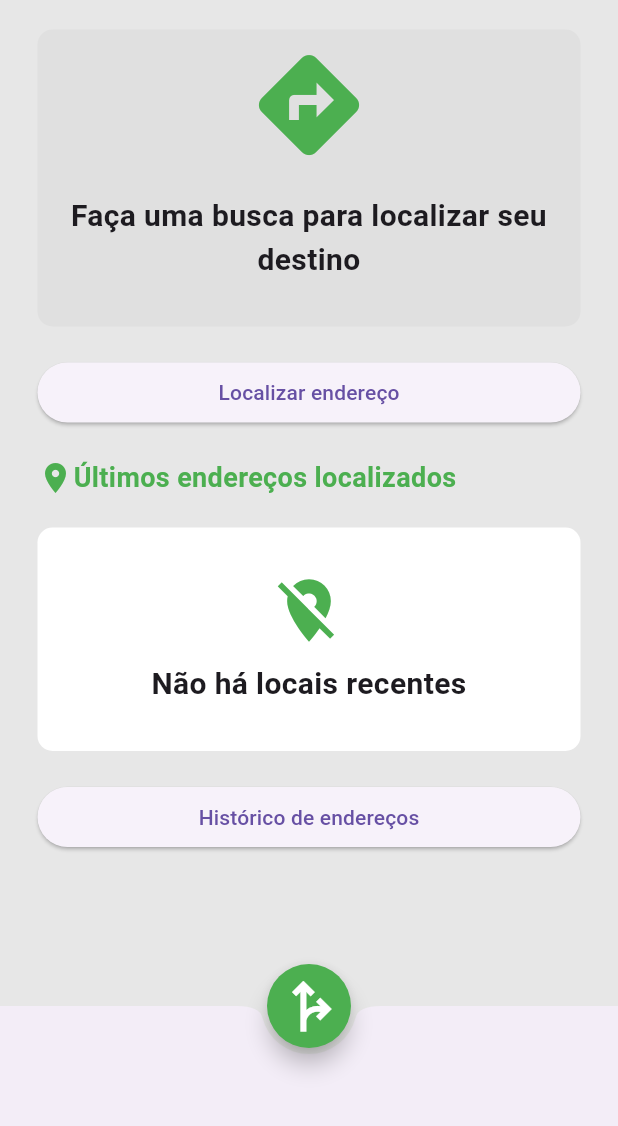
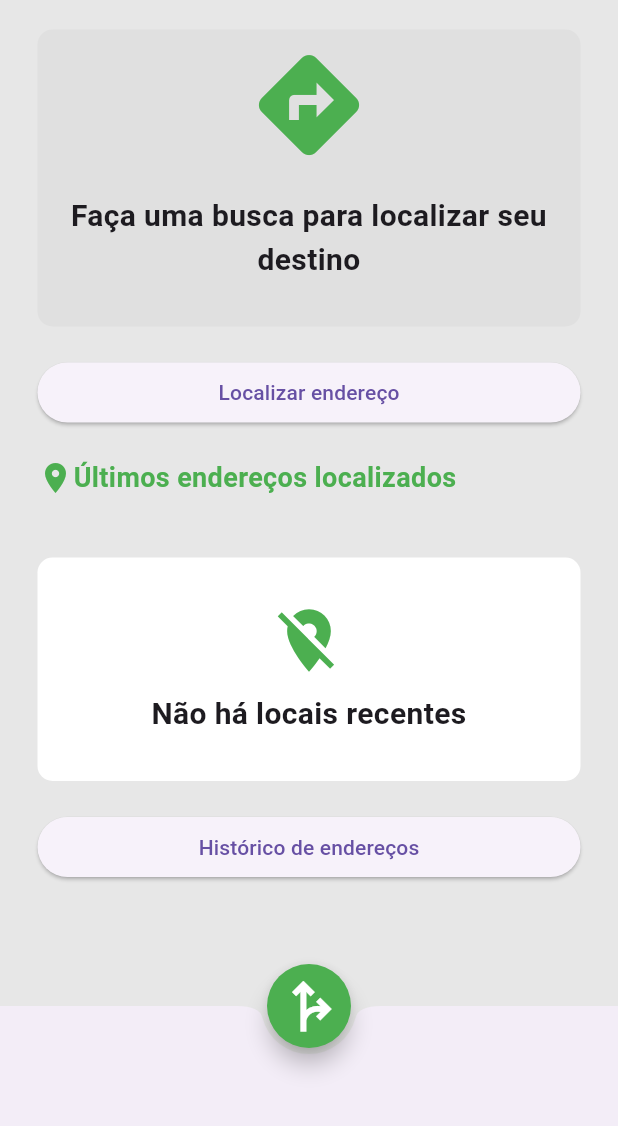
Before and after one commit to LuanNaves/fast_location_app, a Flutter app: the screen it shows after launch, on a phone screen of 412 x 824 dp, the part 110-1236 px from its top. Run offline on Flutter 3.47's test engine with Material 3 defaults, Android fonts, the phone set to English and light mode, and no system bars; our stand-ins replace dio, flutter_mobx, geocoding, hive, hive_flutter, mobx; missing offline and left inert: map_launcher, path_provider_android, path_provider_ios; accounts and stored records are empty; generated files the repository leaves out were written again.

Commit message:
Update home_page.dart

```diff
--- a/lib/src/modules/home/page/home_page.dart
+++ b/lib/src/modules/home/page/home_page.dart
@@ -166,7 +166,7 @@ class _HomePageState extends State<HomePage> {
                 ),
                 controller.lastAddress == null
                   ? Container(
-                      margin: const EdgeInsets.fromLTRB(0, 0, 0, 20),
+                      margin: const EdgeInsets.symmetric(vertical: 20),
                       padding: const EdgeInsets.all(30),
                       width: double.infinity,
                       decoration: BoxDecoration(
```
